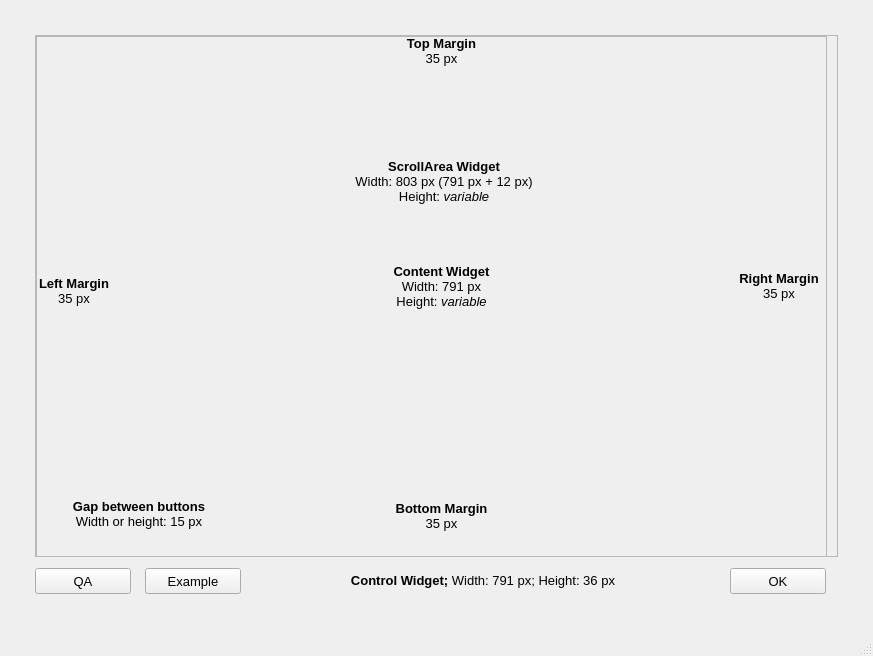
Qt form fsetoolsGUI/gui/layout/ui/standard_qmainwindow_module.ui (fuyans/fsetoolsGUI) before a commit.
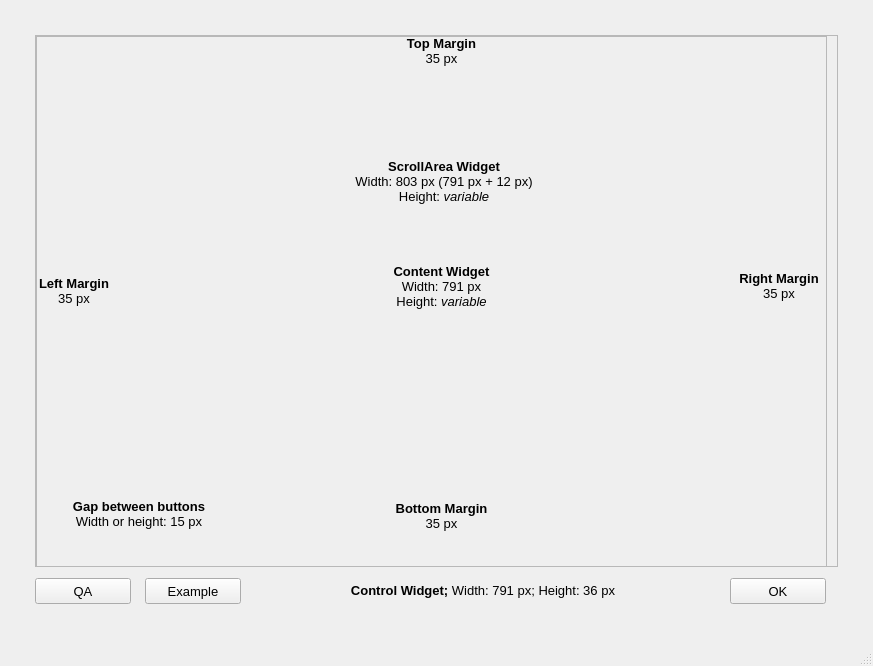
The same form after that commit.

Patch:
```diff
--- a/fsetoolsGUI/gui/layout/ui/standard_qmainwindow_module.ui
+++ b/fsetoolsGUI/gui/layout/ui/standard_qmainwindow_module.ui
@@ -7,7 +7,7 @@
     <x>0</x>
     <y>0</y>
     <width>873</width>
-    <height>656</height>
+    <height>666</height>
    </rect>
   </property>
   <property name="windowTitle">
@@ -54,8 +54,8 @@
        <property name="geometry">
         <rect>
          <x>0</x>
-         <y>-19</y>
-         <width>791</width>
+         <y>0</y>
+         <width>801</width>
          <height>501</height>
         </rect>
        </property>
```
Left out of the diff: 5 changed lines with no effect on the pictures.
